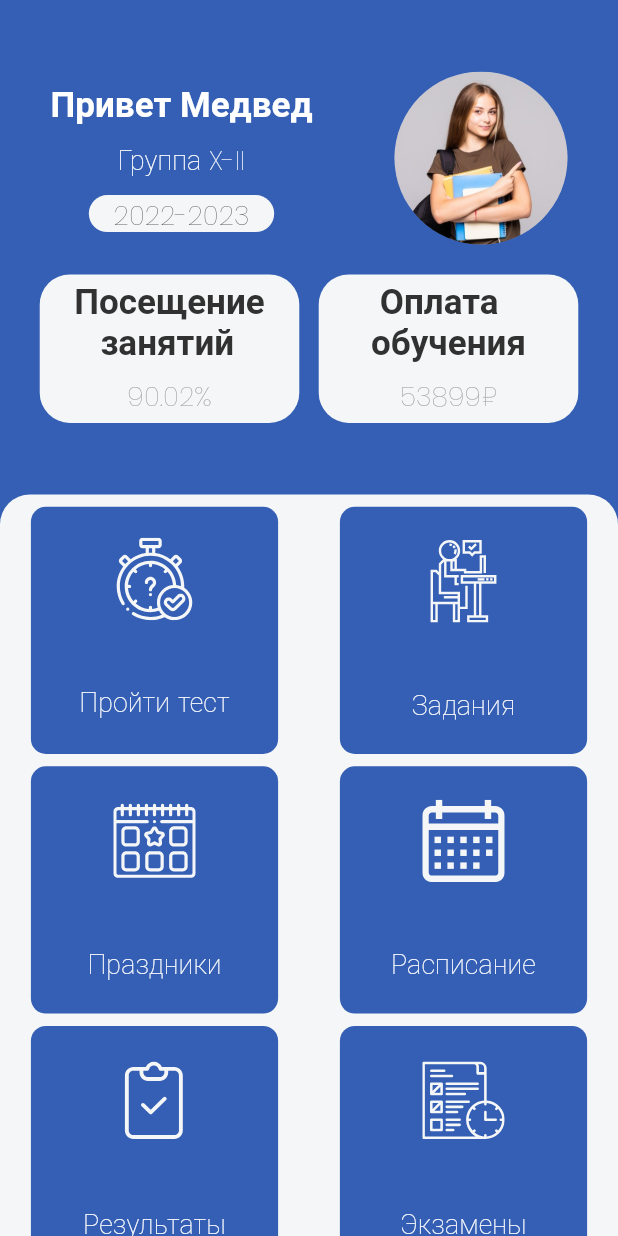
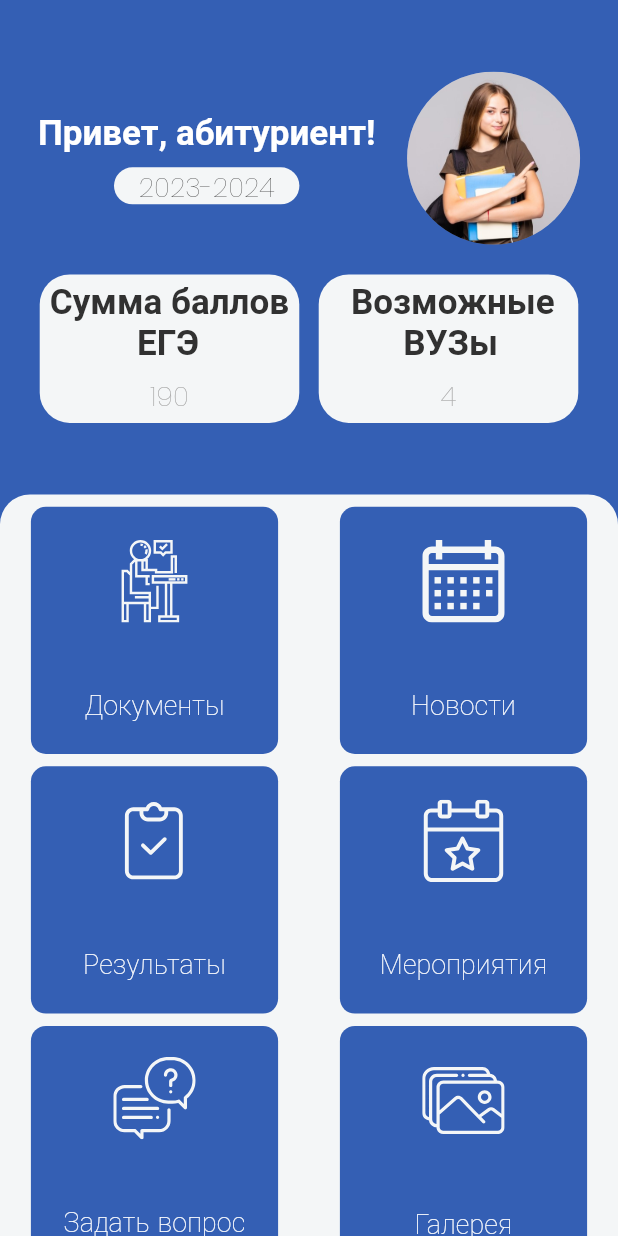
Before and after one commit to loserMaru/Student_Helper, a Flutter app: the HomeScreen screen opened by its route, on a phone screen of 412 x 824 dp. Run offline on Flutter 3.47's test engine with Material 2 defaults, Android fonts, the phone set to English and light mode, and no system bars; our stand-ins replace flutter_svg, google_fonts, sizer; missing offline and left inert: mysql1.

```diff
--- a/lib/screens/assignment_screen/data/assignment_data.dart
+++ b/lib/screens/assignment_screen/data/assignment_data.dart
@@ -3,19 +3,21 @@ class AssignmentData {
   final String topicName;
   final String assignDate;
   final String lastDate;
+  final String req;
+  final String fac;
   final String status;
 
   AssignmentData(this.subjectName, this.topicName, this.assignDate,
-      this.lastDate, this.status);
+      this.lastDate, this.fac, this.req, this.status);
 }
 
 List<AssignmentData> assignment = [
-  AssignmentData('Биология', 'Красные кровяные клетки', '17 Мая 2023',
-      '20 Мая 2023', 'Ожидание'),
+  AssignmentData('Симферополь', 'КИПУ им. Февзи Якубова', '21 Июн 2023',
+      '28 Авг 2023', '7', '150', 'Ожидание'),
+  AssignmentData('Севастополь', 'Севастопольский гос. университет',
+      '25 Июн 2023', '20 Авг 2023', '5', '200', 'Недоступно'),
   AssignmentData(
-      'Физика', 'Теорема Бора', '11 Апр 2023', '20 Апр 2023', 'Пройдено'),
-  AssignmentData('Химия', 'Органическая химия', '21 Окт 2023', '27 Окт 2021',
-      'Не пройдено'),
-  AssignmentData(
-      'Математика', 'Алгебра', '17 Сен 2023', '30 Сен 2023', 'Ожидание'),
+      'Керчь', 'КГМТУ', '21 Мая 2023', '27 Июл 2023', '11', '145', 'Доступно'),
+  AssignmentData('Симферополь', 'КФУ', '17 Июл 2023', '30 Авг 2023', '4',
+      '175', 'Доступно'),
 ];
--- a/lib/screens/datesheet_screen/datesheet_screen.dart
+++ b/lib/screens/datesheet_screen/datesheet_screen.dart
@@ -11,7 +11,7 @@ class DateSheetScreen extends StatelessWidget {
   Widget build(BuildContext context) {
     return Scaffold(
       appBar: AppBar(
-        title: Text('Экзамены'),
+        title: Text('Мероприятия'),
       ),
       body: Container(
         width: 100.w,
--- a/lib/screens/fee_screen/data/fee_data.dart
+++ b/lib/screens/fee_screen/data/fee_data.dart
@@ -3,15 +3,13 @@ class FeeData {
   final String month;
   final String date;
   final String paymentStatus;
-  final String totalAmount;
   final String btnStatus;
+  final String lgot;
 
   FeeData(this.receiptNo, this.month, this.date, this.paymentStatus,
-      this.totalAmount, this.btnStatus);
+      this.btnStatus, this.lgot);
 }
 
 List<FeeData> fee = [
-  FeeData('90871', 'November', '8 Nov 2020', 'Pending', '980\$', 'PAY NOW'),
-  FeeData('90870', 'September', '8 Sep 2020', 'Paid', '1080\$', 'DOWNLOAD'),
-  FeeData('908869', 'August', '8 Aug 2020', 'Paid', '950\$', 'DOWNLOAD'),
+  FeeData('', '2шт.(ксерокопия)', '1шт.(оригинал)', '4шт.(4х4)', '5шт.(необяз.)', 'необяз.'),
 ];
--- a/lib/screens/home_screen/home_screen.dart
+++ b/lib/screens/home_screen/home_screen.dart
@@ -33,13 +33,10 @@ class HomeScreen extends StatelessWidget {
                       mainAxisAlignment: MainAxisAlignment.center,
                       children: [
                         StudentName(
-                          studentName: 'Медвед',
-                        ),
+                          studentName: 'абитуриент' + '!',
+                        ), // 'Class X-II A | Roll no: 12'),
                         kHalfSizedBox,
-                        StudentClass(
-                            studentClass: 'Группа X-II'), // 'Class X-II A | Roll no: 12'),
-                        kHalfSizedBox,
-                        StudentYear(studentYear: '2022-2023'),
+                        StudentYear(studentYear: '2023-2024'),
                       ],
                     ),
                     kHalfSizedBox,
@@ -60,16 +57,17 @@ class HomeScreen extends StatelessWidget {
                       onPress: () {
                         //go to attendance screen
                       },
-                      title: 'Посещение\n   занятий',
-                      value: '90.02%',
+                      title: 'Сумма баллов\n          ЕГЭ',
+                      value: '190',
                     ),
                     StudentDataCard(
                       onPress: () {
                         //go to fee due screen
-                        Navigator.pushNamed(context, FeeScreen.routeName);
+                        Navigator.pushNamed(
+                            context, AssignmentScreen.routeName);
                       },
-                      title: ' Оплата\nобучения',
-                      value: '53899\₽',
+                      title: ' Возможные\n       ВУЗы',
+                      value: '4',
                     ),
                   ],
                 )
@@ -94,33 +92,17 @@ class HomeScreen extends StatelessWidget {
                       mainAxisAlignment: MainAxisAlignment.spaceAround,
                       children: [
                         HomeCard(
-                          onPress: () {},
-                          icon: 'assets/icons/quiz.svg',
-                          title: 'Пройти тест',
-                        ),
-                        HomeCard(
                           onPress: () {
                             //go to assignment screen here
-                            Navigator.pushNamed(
-                                context, AssignmentScreen.routeName);
+                            Navigator.pushNamed(context, FeeScreen.routeName);
                           },
                           icon: 'assets/icons/assignment.svg',
-                          title: 'Задания',
-                        ),
-                      ],
-                    ),
-                    Row(
-                      mainAxisAlignment: MainAxisAlignment.spaceAround,
-                      children: [
-                        HomeCard(
-                          onPress: () {},
-                          icon: 'assets/icons/holiday.svg',
-                          title: 'Праздники',
+                          title: 'Документы',
                         ),
                         HomeCard(
                           onPress: () {},
                           icon: 'assets/icons/timetable.svg',
-                          title: 'Расписание',
+                          title: 'Новости',
                         ),
                       ],
                     ),
@@ -137,9 +119,17 @@ class HomeScreen extends StatelessWidget {
                             Navigator.pushNamed(
                                 context, DateSheetScreen.routeName);
                           },
-                          icon: 'assets/icons/datesheet.svg',
-                          title: 'Экзамены',
+                          icon: 'assets/icons/event.svg',
+                          title: 'Мероприятия',
                         ),
+                        // HomeCard(
+                        //   onPress: () {
+                        //     Navigator.pushNamed(
+                        //         context, DateSheetScreen.routeName);
+                        //   },
+                        //   icon: 'assets/icons/datesheet.svg',
+                        //   title: 'Экзамены',
+                        // ),
                       ],
                     ),
                     Row(
@@ -162,23 +152,8 @@ class HomeScreen extends StatelessWidget {
                       children: [
                         HomeCard(
                           onPress: () {},
-                          icon: 'assets/icons/resume.svg',
-                          title: 'Уведомить об\nотсутствии',
-                        ),
-                        HomeCard(
-                          onPress: () {},
                           icon: 'assets/icons/lock.svg',
                           title: 'Сменить\nпароль',
-                        ),
-                      ],
-                    ),
-                    Row(
-                      mainAxisAlignment: MainAxisAlignment.spaceAround,
-                      children: [
-                        HomeCard(
-                          onPress: () {},
-                          icon: 'assets/icons/event.svg',
-                          title: 'Мероприятия',
                         ),
                         HomeCard(
                           onPress: () {},
@@ -208,6 +183,7 @@ class HomeCard extends StatelessWidget {
   final VoidCallback onPress;
   final String icon;
   final String title;
+
   @override
   Widget build(BuildContext context) {
     return InkWell(
--- a/lib/screens/home_screen/widgets/student_data.dart
+++ b/lib/screens/home_screen/widgets/student_data.dart
@@ -9,7 +9,7 @@ class StudentName extends StatelessWidget {
   Widget build(BuildContext context) {
     return Row(
       children: [
-        Text('Привет ', style: Theme.of(context).textTheme.subtitle1),
+        Text('Привет, ', style: Theme.of(context).textTheme.subtitle1),
         Text(studentName, style: Theme.of(context).textTheme.subtitle1),
       ],
     );
--- a/lib/screens/my_profile/my_profile.dart
+++ b/lib/screens/my_profile/my_profile.dart
@@ -11,7 +11,7 @@ class MyProfileScreen extends StatelessWidget {
     return Scaffold(
       //app bar theme for tablet
       appBar: AppBar(
-        title: Text('My Profile'),
+        title: Text('Мой Профиль'),
         actions: [
           InkWell(
             onTap: () {
```
Also changed, not shown: lib/screens/assignment_screen/assignment_screen.dart (+16 -6 lines), lib/screens/datesheet_screen/data/datesheet_data.dart (+3 -6 lines), lib/screens/fee_screen/fee_screen.dart (+11 -13 lines), lib/screens/login_screen/login_screen.dart (+9 -14 lines), lib/screens/splash_screen/splash_screen.dart (+2 -8 lines), pubspec.lock, 2 other files.
